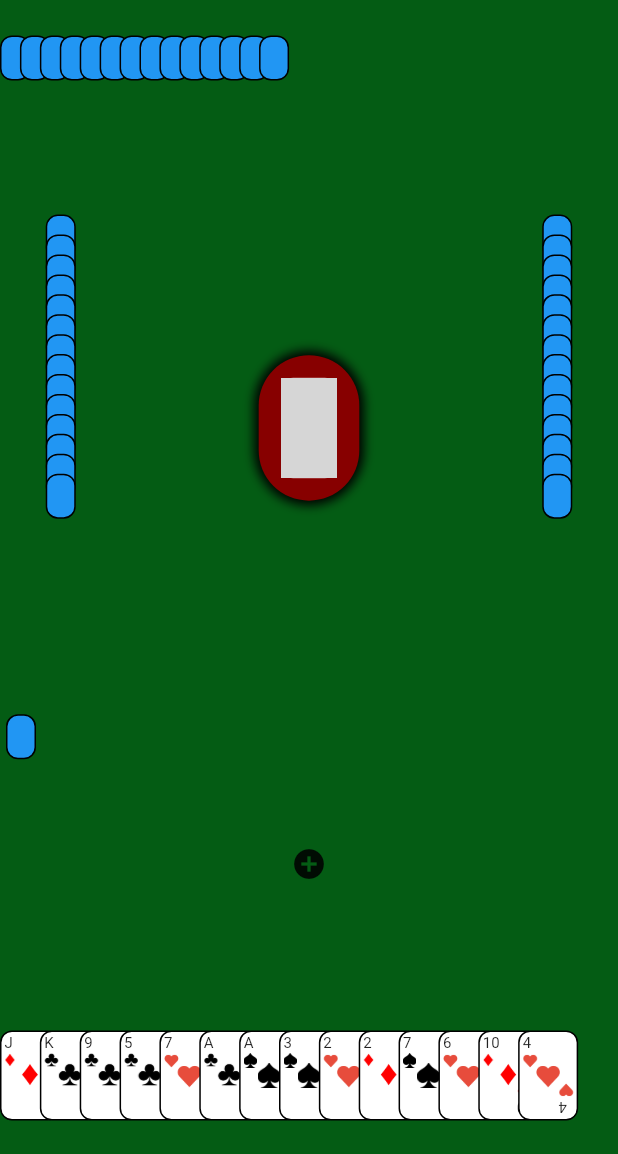
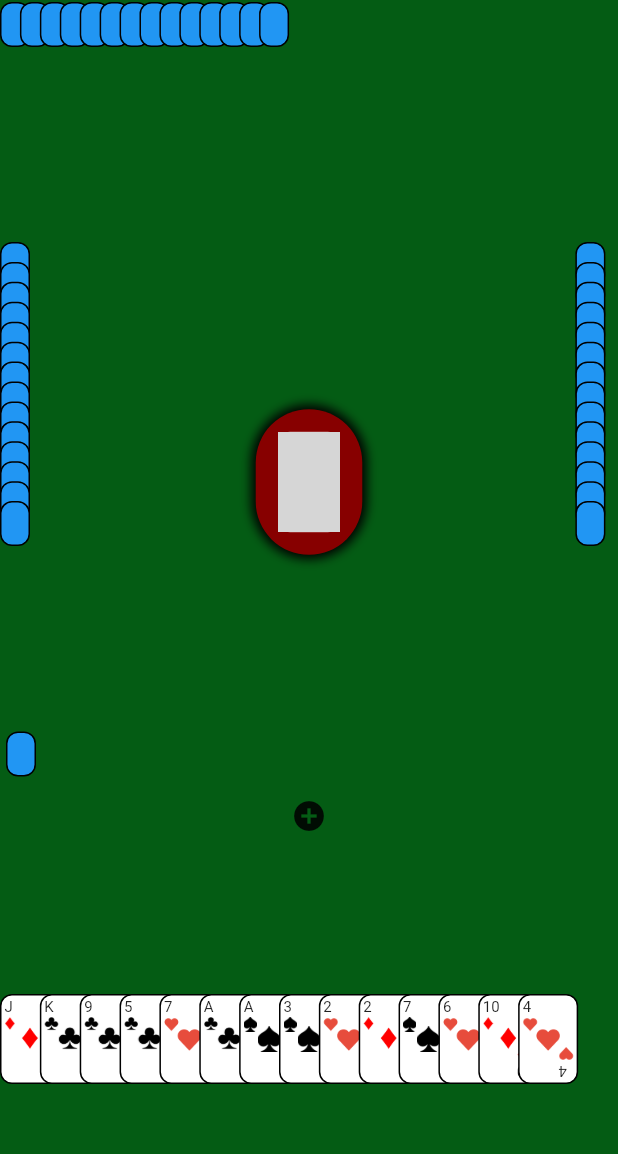
Before and after one commit to alnah005/Konkan, a Flutter app: the screen it shows after launch, on a phone screen of 412 x 824 dp, the part 82-1236 px from its top. Run offline on Flutter 3.47's test engine with Material 2 defaults, Android fonts, the phone set to English and light mode, and no system bars; network calls fail; grey boxes are pictures that could not be loaded.

Commit message:
game UI can now support multiple players #43 but with terrible UI

```diff
--- a/lib/pages/game_screen.dart
+++ b/lib/pages/game_screen.dart
@@ -105,12 +105,12 @@ class _GameScreenState extends State<GameScreen> {
         children: <Widget>[
           Flexible(
             flex: 5,
-            fit: FlexFit.loose,
+            fit: FlexFit.tight,
             child: _getPlayerColumn(playersList[1].cards, CardList.P2),
           ),
           Flexible(
-            flex: 7,
-            fit: FlexFit.loose,
+            flex: 10,
+            fit: FlexFit.tight,
             child: Container(
               child: Row(
                 mainAxisAlignment: MainAxisAlignment.spaceAround,
@@ -130,20 +130,26 @@ class _GameScreenState extends State<GameScreen> {
             ),
           ),
           Flexible(
-            flex: 20,
-            fit: FlexFit.loose,
+            flex: 30,
+            fit: FlexFit.tight,
             child: Container(
               child: Row(
                 mainAxisAlignment: MainAxisAlignment.spaceAround,
                 children: <Widget>[
                   Flexible(
-                    flex: 3,
-                    fit: FlexFit.loose,
+                    flex: 2,
+                    fit: FlexFit.tight,
                     child: _getPlayerColumn(playersList[0].cards, CardList.P1),
                   ),
                   Flexible(
-                    flex: 15,
-                    fit: FlexFit.loose,
+                    flex: 10,
+                    fit: FlexFit.tight,
+                    child: Row(
+                      mainAxisAlignment: MainAxisAlignment.spaceEvenly,
+                      children: [
+                        Flexible(
+                          flex: 1,
+                          fit: FlexFit.tight,
                           child: Container(
                             child: Column(
                               mainAxisAlignment: MainAxisAlignment.center,
@@ -153,6 +159,7 @@ class _GameScreenState extends State<GameScreen> {
                                           .length >
                                       0
                                   ? _getPlayerSetColumn(CardList.P1)
+                                      .sublist(0, 2)
                                   : [
                                       Container(
                                         height: 0,
@@ -163,10 +170,41 @@ class _GameScreenState extends State<GameScreen> {
                           ),
                         ),
                         Flexible(
-                      flex: 7, fit: FlexFit.loose, child: _buildFinalDecks()),
+                          flex: 1,
+                          fit: FlexFit.tight,
+                          child: Container(
+                            child: Column(
+                              mainAxisAlignment: MainAxisAlignment.center,
+                              children: _getSetListFromIndex(CardList.P1)
+                                          .expand((i) => i)
+                                          .toList()
+                                          .length >
+                                      2
+                                  ? _getPlayerSetColumn(CardList.P1)
+                                      .sublist(2, 4)
+                                  : [
+                                      Container(
+                                        height: 0,
+                                        width: 0,
+                                      )
+                                    ],
+                            ),
+                          ),
+                        ),
+                      ],
+                    ),
+                  ),
                   Flexible(
-                    flex: 15,
-                    fit: FlexFit.loose,
+                      flex: 5, fit: FlexFit.tight, child: _buildFinalDecks()),
+                  Flexible(
+                    flex: 10,
+                    fit: FlexFit.tight,
+                    child: Row(
+                      mainAxisAlignment: MainAxisAlignment.spaceEvenly,
+                      children: [
+                        Flexible(
+                          flex: 1,
+                          fit: FlexFit.tight,
                           child: Container(
                             child: Column(
                               mainAxisAlignment: MainAxisAlignment.spaceAround,
@@ -176,6 +214,7 @@ class _GameScreenState extends State<GameScreen> {
                                           .length >
                                       0
                                   ? _getPlayerSetColumn(CardList.P3)
+                                      .sublist(0, 2)
                                   : [
                                       Container(
                                         height: 0,
@@ -186,18 +225,43 @@ class _GameScreenState extends State<GameScreen> {
                           ),
                         ),
                         Flexible(
-                    flex: 3,
-                    fit: FlexFit.loose,
+                          flex: 1,
+                          fit: FlexFit.tight,
+                          child: Container(
+                            child: Column(
+                              mainAxisAlignment: MainAxisAlignment.spaceAround,
+                              children: _getSetListFromIndex(CardList.P3)
+                                          .expand((i) => i)
+                                          .toList()
+                                          .length >
+                                      2
+                                  ? _getPlayerSetColumn(CardList.P3)
+                                      .sublist(2, 4)
+                                  : [
+                                      Container(
+                                        height: 0,
+                                        width: 0,
+                                      )
+                                    ],
+                            ),
+                          ),
+                        ),
+                      ],
+                    ),
+                  ),
+                  Flexible(
+                    flex: 2,
+                    fit: FlexFit.tight,
                     child: _getPlayerColumn(playersList[2].cards, CardList.P3),
                   ),
                 ],
               ),
             ),
           ),
-          Flexible(flex: 4, fit: FlexFit.loose, child: _buildCardDeck()),
+          Flexible(flex: 4, fit: FlexFit.tight, child: _buildCardDeck()),
           Flexible(
             flex: 3,
-            fit: FlexFit.loose,
+            fit: FlexFit.tight,
             child: IconButton(
               icon: Icon(Icons.add_circle),
               tooltip: 'Set cards',
@@ -207,8 +271,8 @@ class _GameScreenState extends State<GameScreen> {
             ),
           ),
           Flexible(
-            flex: 7,
-            fit: FlexFit.loose,
+            flex: 10,
+            fit: FlexFit.tight,
             child: Container(
               child: Row(
                 mainAxisAlignment: MainAxisAlignment.spaceAround,
@@ -228,8 +292,8 @@ class _GameScreenState extends State<GameScreen> {
             ),
           ),
           Flexible(
-            flex: 8,
-            fit: FlexFit.loose,
+            flex: 10,
+            fit: FlexFit.tight,
             child: _getPlayerColumn(playersList[3].cards, CardList.P4),
           ),
         ],
```
Lines whose indentation alone changed are shown as unchanged.
